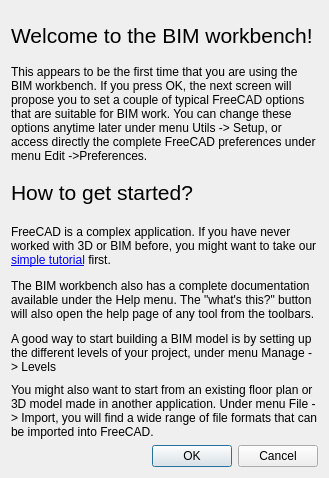
Qt form dialogWelcome.ui (yorikvanhavre/BIM_Workbench) before a commit.
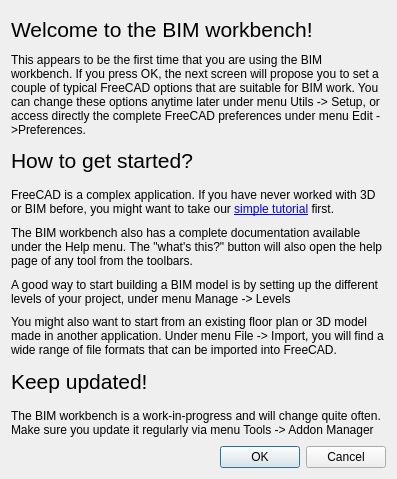
The same form after that commit.

Commit message: Added note about updating in welcome dialog

Diff of the .ui file:
```diff
--- a/dialogWelcome.ui
+++ b/dialogWelcome.ui
@@ -6,8 +6,8 @@
    <rect>
     <x>0</x>
     <y>0</y>
-    <width>329</width>
-    <height>478</height>
+    <width>397</width>
+    <height>479</height>
    </rect>
   </property>
   <property name="windowTitle">
@@ -88,6 +88,28 @@
      </property>
     </widget>
    </item>
+   <item>
+    <widget class="QLabel" name="label_8">
+     <property name="font">
+      <font>
+       <pointsize>16</pointsize>
+      </font>
+     </property>
+     <property name="text">
+      <string>Keep updated!</string>
+     </property>
+    </widget>
+   </item>
+   <item>
+    <widget class="QLabel" name="label_9">
+     <property name="text">
+      <string>The BIM workbench is a work-in-progress and will change quite often. Make sure you update it regularly via menu Tools -&gt; Addon Manager</string>
+     </property>
+     <property name="wordWrap">
+      <bool>true</bool>
+     </property>
+    </widget>
+   </item>
    <item>
     <widget class="QDialogButtonBox" name="buttonBox">
      <property name="orientation">
```
